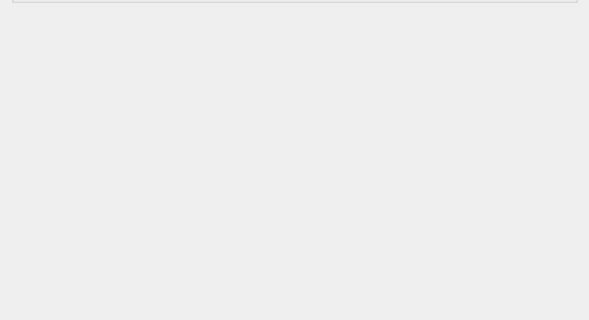
Old version of the form kitsas/uusikirjanpito/uusitilikartta.ui in the repository artoh/kitupiikki; both pictures show x 0 to 589 and y 175 to 495 of the 589 by 495 pixel window.
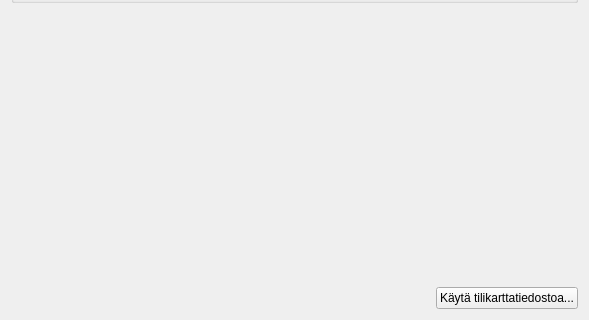
New version of the form. Icons and pictures are not drawn.

```diff
--- a/kitsas/uusikirjanpito/uusitilikartta.ui
+++ b/kitsas/uusikirjanpito/uusitilikartta.ui
@@ -107,6 +107,34 @@
      </property>
     </spacer>
    </item>
+   <item>
+    <layout class="QHBoxLayout" name="horizontalLayout">
+     <item>
+      <spacer name="horizontalSpacer">
+       <property name="orientation">
+        <enum>Qt::Horizontal</enum>
+       </property>
+       <property name="sizeHint" stdset="0">
+        <size>
+         <width>40</width>
+         <height>20</height>
+        </size>
+       </property>
+      </spacer>
+     </item>
+     <item>
+      <widget class="QPushButton" name="tiedostoNappi">
+       <property name="text">
+        <string>Käytä tilikarttatiedostoa...</string>
+       </property>
+       <property name="icon">
+        <iconset resource="../pic/pic.qrc">
+         <normaloff>:/pic/avaatiedosto.png</normaloff>:/pic/avaatiedosto.png</iconset>
+       </property>
+      </widget>
+     </item>
+    </layout>
+   </item>
   </layout>
  </widget>
  <resources/>
```
Left out of the diff: 4 changed lines with no effect on the pictures.
